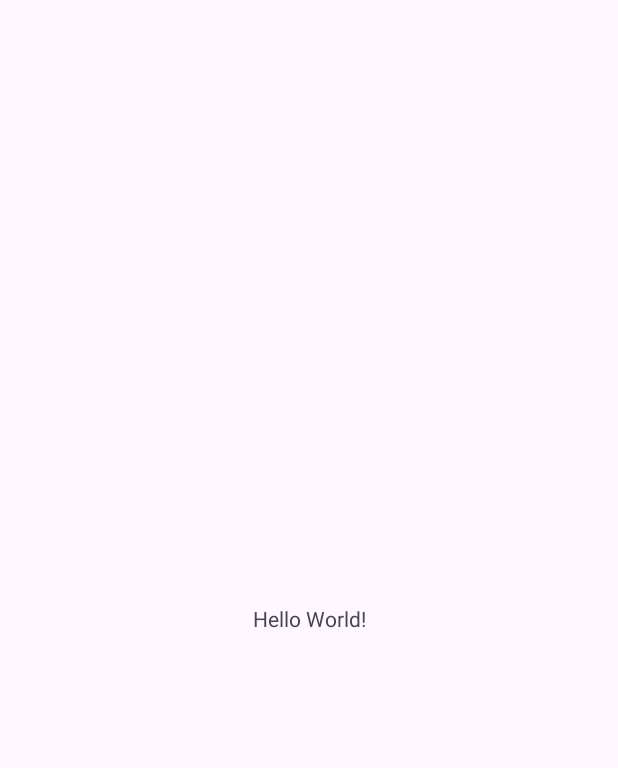
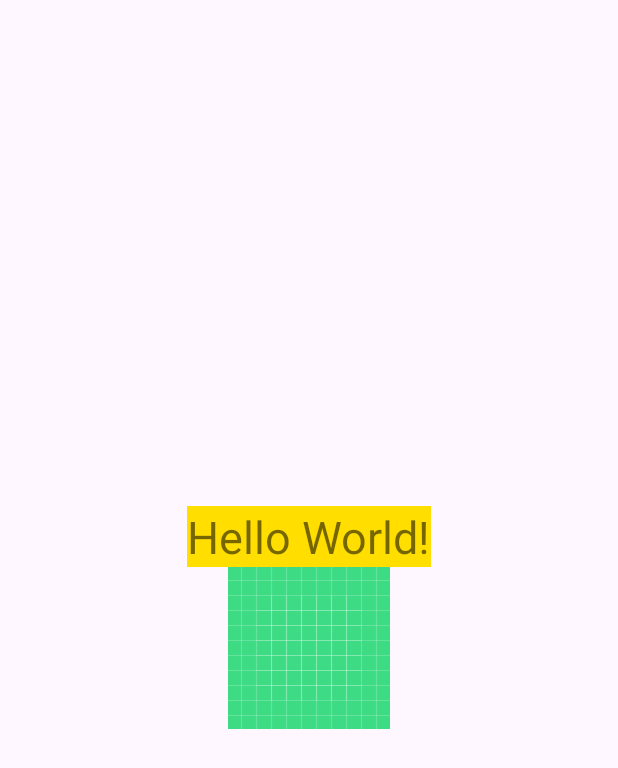
Before and after one commit to Mahmoud-Adel-Ali/Android_XML_Layout_Kotlin, an Android app: the screen it shows after launch (MainActivity), on a phone screen of 412 x 824 dp. Before the commit the part shown is almost empty. Shown: the top 768 px of the screen. Run offline under Robolectric (Android 15) with nearby library versions, the phone set to English and light mode, and no system bars.

Commit message:
text and image

```diff
--- a/app/src/main/res/layout/activity_main.xml
+++ b/app/src/main/res/layout/activity_main.xml
@@ -1,19 +1,26 @@
+
 <?xml version="1.0" encoding="utf-8"?>
-<androidx.constraintlayout.widget.ConstraintLayout xmlns:android="http://schemas.android.com/apk/res/android"
+<LinearLayout xmlns:android="http://schemas.android.com/apk/res/android"
     xmlns:app="http://schemas.android.com/apk/res-auto"
     xmlns:tools="http://schemas.android.com/tools"
     android:id="@+id/main"
     android:layout_width="match_parent"
     android:layout_height="match_parent"
+    android:gravity="center"
+    android:orientation="vertical"
+    android:theme="@style/Theme.AppCompat.DayNight"
     tools:context=".MainActivity">
 
     <TextView
         android:layout_width="wrap_content"
         android:layout_height="wrap_content"
+        android:background="#FFDE00"
         android:text="Hello World!"
-        app:layout_constraintBottom_toBottomOf="parent"
-        app:layout_constraintEnd_toEndOf="parent"
-        app:layout_constraintStart_toStartOf="parent"
-        app:layout_constraintTop_toTopOf="parent" />
+        android:textSize="30sp" />
 
-</androidx.constraintlayout.widget.ConstraintLayout>
+    <ImageView
+        android:layout_width="wrap_content"
+        android:layout_height="wrap_content"
+        android:src="@drawable/ic_launcher_background" />
+
+</LinearLayout>
```
